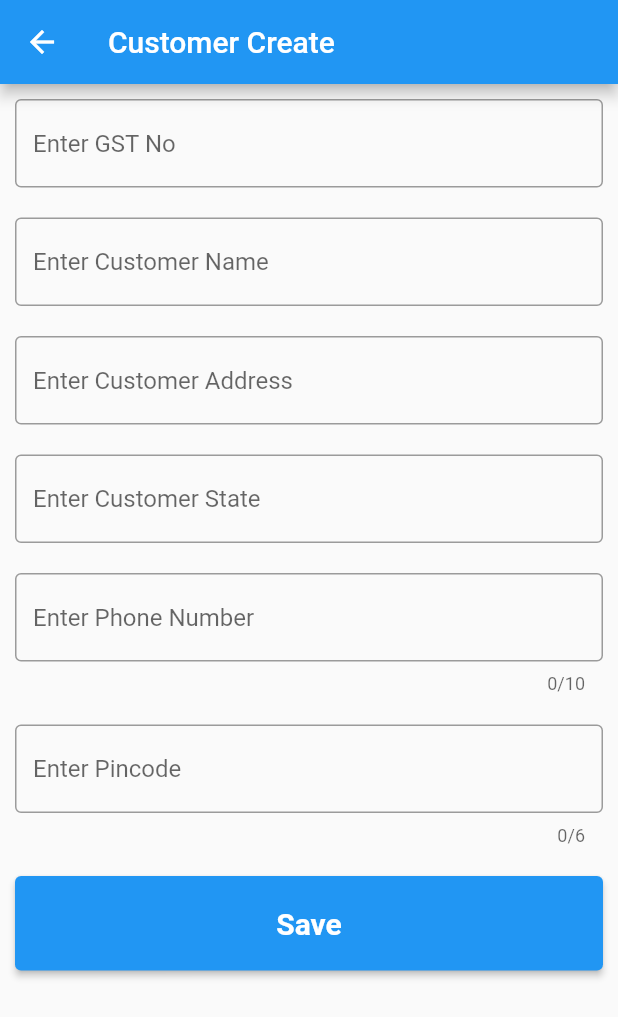
After one commit to ezazulhaq/invoice_generator_flutter, a Flutter app: the CustomerCreateForm screen opened directly, after a tap on "Save", on a phone screen of 412 x 824 dp. The commit adds this screen. Shown: the top 1017 px of the screen. Run offline on Flutter 3.47's test engine with Material 2 defaults, Android fonts, the phone set to English and light mode, and no system bars; network calls fail.

Commit message:
customer create added

```diff
--- a/lib/constants.dart
+++ b/lib/constants.dart
@@ -4,3 +4,5 @@ const kTextColor = Color(0xFF535353);
 const kTextLightColor = Color(0xFFACACAC);
 
 const kDefaultPadding = 20.0;
+
+const kCustomerSave = "http://localhost:8105/customer/save";
--- /dev/null
+++ b/lib/screens/customer_create.dart
@@ -0,0 +1,172 @@
+// @dart=2.9
+import 'dart:convert';
+
+import 'package:flutter/material.dart';
+import 'package:invoice_generator/constants.dart';
+import 'package:http/http.dart' as http;
+
+class CustomerCreateForm extends StatefulWidget {
+  const CustomerCreateForm({Key key}) : super(key: key);
+
+  @override
+  State<CustomerCreateForm> createState() => _CustomerCreateFormState();
+}
+
+class _CustomerCreateFormState extends State<CustomerCreateForm> {
+  final url = kCustomerSave;
+
+  final gstNo = TextEditingController();
+  final customerName = TextEditingController();
+  final address = TextEditingController();
+  final state = TextEditingController();
+  final phoneNum = TextEditingController();
+  final pinCode = TextEditingController();
+
+  @override
+  void initState() {
+    super.initState();
+  }
+
+  @override
+  void dispose() {
+    gstNo.dispose();
+    customerName.dispose();
+    address.dispose();
+    state.dispose();
+    phoneNum.dispose();
+    pinCode.dispose();
+    super.dispose();
+  }
+
+  @override
+  Widget build(BuildContext context) {
+    return Scaffold(
+      appBar: AppBar(
+        title: const Text("Customer Create"),
+      ),
+      body: SafeArea(
+        child: Padding(
+          padding: const EdgeInsets.all(10.0),
+          child: SingleChildScrollView(
+            scrollDirection: Axis.vertical,
+            child: Column(
+              crossAxisAlignment: CrossAxisAlignment.stretch,
+              children: [
+                TextField(
+                  controller: gstNo,
+                  keyboardType: TextInputType.text,
+                  decoration: const InputDecoration(
+                    border: OutlineInputBorder(),
+                    hintText: 'Enter GST No',
+                  ),
+                ),
+                const SizedBox(
+                  height: kDefaultPadding,
+                ),
+                TextField(
+                  controller: customerName,
+                  keyboardType: TextInputType.text,
+                  decoration: const InputDecoration(
+                    border: OutlineInputBorder(),
+                    hintText: 'Enter Customer Name',
+                  ),
+                ),
+                const SizedBox(
+                  height: kDefaultPadding,
+                ),
+                TextField(
+                  controller: address,
+                  keyboardType: TextInputType.text,
+                  decoration: const InputDecoration(
+                    border: OutlineInputBorder(),
+                    hintText: 'Enter Customer Address',
+                  ),
+                ),
+                const SizedBox(
+                  height: kDefaultPadding,
+                ),
+                TextField(
+                  controller: state,
+                  keyboardType: TextInputType.text,
+                  decoration: const InputDecoration(
+                    border: OutlineInputBorder(),
+                    hintText: 'Enter Customer State',
+                  ),
+                ),
+                const SizedBox(
+                  height: kDefaultPadding,
+                ),
+                TextField(
+                  controller: phoneNum,
+                  keyboardType: TextInputType.number,
+                  maxLength: 10,
+                  decoration: const InputDecoration(
+                    border: OutlineInputBorder(),
+                    hintText: 'Enter Phone Number',
+                  ),
+                ),
+                const SizedBox(
+                  height: kDefaultPadding,
+                ),
+                TextField(
+                  controller: pinCode,
+                  keyboardType: TextInputType.number,
+                  maxLength: 6,
+                  decoration: const InputDecoration(
+                    border: OutlineInputBorder(),
+                    hintText: 'Enter Pincode',
+                  ),
+                ),
+                const SizedBox(
+                  height: kDefaultPadding,
+                ),
+                ElevatedButton(
+                  onPressed: () async {
+                    final uri = Uri.parse(url);
+                    final headers = {'Content-Type': 'application/json'};
+
+                    Map<String, dynamic> body = {
+                      "gstNo": gstNo.text,
+                      "customerName": customerName.text,
+                      "address": address.text,
+                      "state": state.text,
+                      "phoneNumber": phoneNum.text,
+                      "pinCode": pinCode.text
+                    };
+
+                    String jsonBody = json.encode(body);
+                    final encoding = Encoding.getByName('utf-8');
+
+                    http.Response response = await http.post(
+                      uri,
+                      headers: headers,
+                      body: jsonBody,
+                      encoding: encoding,
+                    );
+
+                    int statusCode = response.statusCode;
+                    if (statusCode == 200) {
+                      Navigator.pop(context);
+                    }
+                  },
+                  child: const Padding(
+                    padding: EdgeInsets.symmetric(
+                      vertical: kDefaultPadding,
+                    ),
+                    child: Text(
+                      "Save",
+                      style: TextStyle(
+                        fontSize: 20.0,
+                        fontWeight: FontWeight.w600,
+                      ),
+                    ),
+                  ),
+                ),
+              ],
+            ),
+          ),
+        ),
+      ),
+    );
+  }
+}
```
